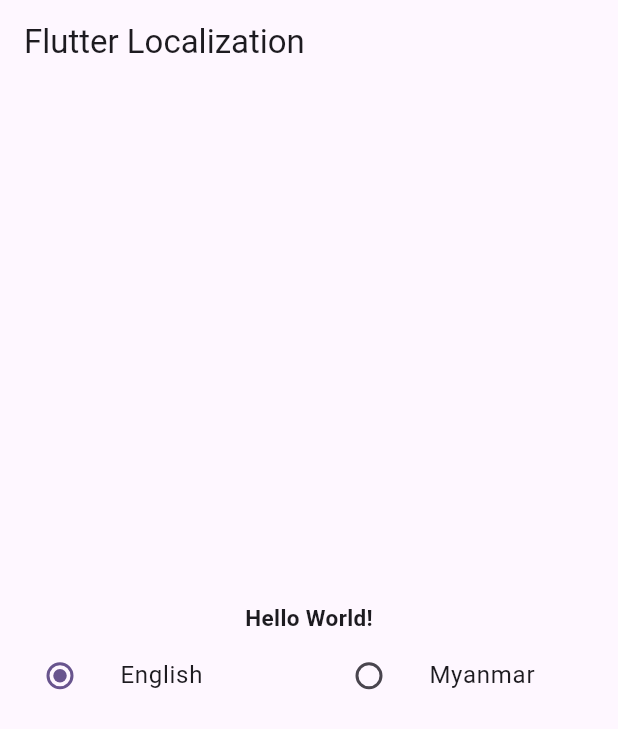
After one commit to Willan0/flutter_localization, a Flutter app: the screen it shows after launch, on a phone screen of 412 x 824 dp. The commit adds this screen. Shown: the top 729 px of the screen. Run offline on Flutter 3.47's test engine with Material 2 defaults, Android fonts, the phone set to English and light mode, and no system bars; generated files the repository leaves out were written again.

Commit message:
setUp_language_changing

```diff
--- /dev/null
+++ b/l10n.yaml
@@ -0,0 +1,3 @@
+arb-dir: lib/l10n
+template-arb-file: app_en.arb
+output-localization-file: app_localizations.dart
--- /dev/null
+++ b/lib/l10n/app_en.arb
@@ -0,0 +1,4 @@
+{
+  "helloWorld": "Hello World!",
+  "app_name": "Flutter Localization"
+}
--- /dev/null
+++ b/lib/l10n/app_my.arb
@@ -0,0 +1,4 @@
+{
+    "helloWorld": "မဂ်လာပါ ကမ္ဘာကြီး",
+    "app_name": "ဘာသာပြောင်းခြင်း ဆော့ဝဲလ်"
+}
--- /dev/null
+++ b/lib/l10n/l10n.dart
@@ -0,0 +1,5 @@
+import 'package:flutter/material.dart';
+
+class L10n {
+  static final all = [const Locale('en'), const Locale('my')];
+}
--- a/lib/main.dart
+++ b/lib/main.dart
@@ -1,6 +1,9 @@
 import 'package:flutter/material.dart';
-import 'package:flutter_localizations/flutter_localizations.dart';
-import 'package:localization_app/pages/hom_page.dart';
+import 'package:localization_app/pages/change_language.dart';
+import 'package:localization_app/pages/localization_override.dart';
+import 'package:flutter_gen/gen_l10n/app_localizations.dart';
+import 'package:localization_app/providers/local_provider.dart';
+import 'package:provider/provider.dart';
 
 void main() {
   runApp(const MyApp());
@@ -11,19 +14,32 @@ class MyApp extends StatelessWidget {
 
   @override
   Widget build(BuildContext context) {
+    return MultiProvider(
+      providers: [ChangeNotifierProvider(create: (_) => LocalProvider())],
+      child: const StartUp(),
+    );
+  }
+}
+
+class StartUp extends StatelessWidget {
+  const StartUp({
+    super.key,
+  });
+
+  @override
+  Widget build(BuildContext context) {
+    final localProvider = context.watch<LocalProvider>();
     return MaterialApp(
       title: 'Flutter Localization',
-      localizationsDelegates: const [
-        GlobalMaterialLocalizations.delegate,
-        GlobalWidgetsLocalizations.delegate,
-        GlobalCupertinoLocalizations.delegate
-      ],
-      supportedLocales: const [Locale('en'), Locale('mM')],
+      localizationsDelegates: AppLocalizations.localizationsDelegates,
+      supportedLocales: AppLocalizations.supportedLocales,
+      locale: localProvider.local,
       theme: ThemeData(
         colorScheme: ColorScheme.fromSeed(seedColor: Colors.deepPurple),
         useMaterial3: true,
       ),
-      home: const LocalizationOverrideView(),
+      debugShowCheckedModeBanner: false,
+      home: const ChangeLaunguagePage(),
     );
   }
 }
--- /dev/null
+++ b/lib/pages/change_language.dart
@@ -0,0 +1,63 @@
+import 'package:flutter/material.dart';
+import 'package:flutter_gen/gen_l10n/app_localizations.dart';
+import 'package:localization_app/providers/local_provider.dart';
+import 'package:provider/provider.dart';
+
+class ChangeLaunguagePage extends StatelessWidget {
+  const ChangeLaunguagePage({super.key});
+
+  @override
+  Widget build(BuildContext context) {
+    return Scaffold(
+      appBar: AppBar(
+        title: Text(AppLocalizations.of(context)!.app_name),
+      ),
+      body: Column(mainAxisAlignment: MainAxisAlignment.center, children: [
+        Text(
+          AppLocalizations.of(context)!.helloWorld,
+          style: const TextStyle(fontSize: 15, fontWeight: FontWeight.bold),
+        ),
+        const ChangeLaunguageView(),
+      ]),
+    );
+  }
+}
+
+enum Language { english, myanmar }
+
+class ChangeLaunguageView extends StatelessWidget {
+  const ChangeLaunguageView({super.key});
+
+  @override
+  Widget build(BuildContext context) {
+    final localProvider = context.watch<LocalProvider>();
+    return Row(
+      children: [
+        Expanded(
+          child: ListTile(
+            title: const Text('English'),
+            leading: Radio(
+              value: Language.english,
+              groupValue: localProvider.language,
+              onChanged: (language) {
+                localProvider.changeLanguage(const Locale('es'), language);
+              },
+            ),
+          ),
+        ),
+        Expanded(
+          child: ListTile(
+            title: const Text('Myanmar'),
+            leading: Radio(
+              value: Language.myanmar,
+              groupValue: localProvider.language,
+              onChanged: (language) {
+                localProvider.changeLanguage(const Locale('my'), language);
+              },
+            ),
+          ),
+        ),
+      ],
+    );
+  }
+}
--- /dev/null
+++ b/lib/providers/local_provider.dart
@@ -0,0 +1,24 @@
+import 'package:flutter/material.dart';
+import 'package:localization_app/l10n/l10n.dart';
+import 'package:localization_app/pages/change_language.dart';
+
+class LocalProvider extends ChangeNotifier {
+  Locale? _local;
+  Language _language = Language.english;
+
+  get language => _language;
+
+  get local => _local;
+
+  void changeLanguage(Locale local, language) {
+    // if (!L10n.all.contains(local)) return;
+    _local = local;
+    _language = language;
+    notifyListeners();
+  }
+
+  void clearLocal() {
+    _local = null;
+    notifyListeners();
+  }
+}
--- a/pubspec.yaml
+++ b/pubspec.yaml
@@ -15,6 +15,7 @@ dependencies:
   flutter_localizations:
     sdk: flutter
   intl: any
+  provider: ^6.0.5
 
 dev_dependencies:
   flutter_test:
@@ -25,7 +26,9 @@ dev_dependencies:
 
 flutter:
 
+  generate: true
   uses-material-design: true
+
 
   # To add assets to your application, add an assets section, like this:
   # assets:
```
Also changed, not shown: lib/pages/localization_override.dart (renamed from lib/pages/hom_page.dart), pubspec.lock.
